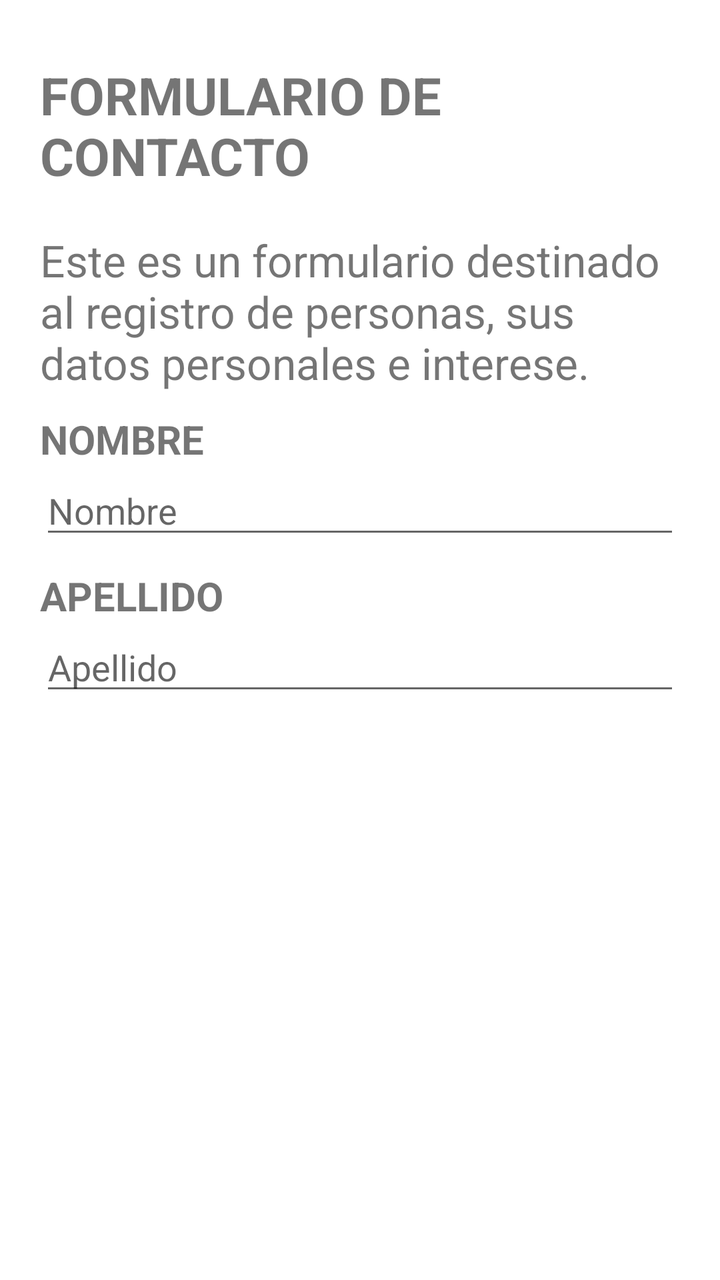
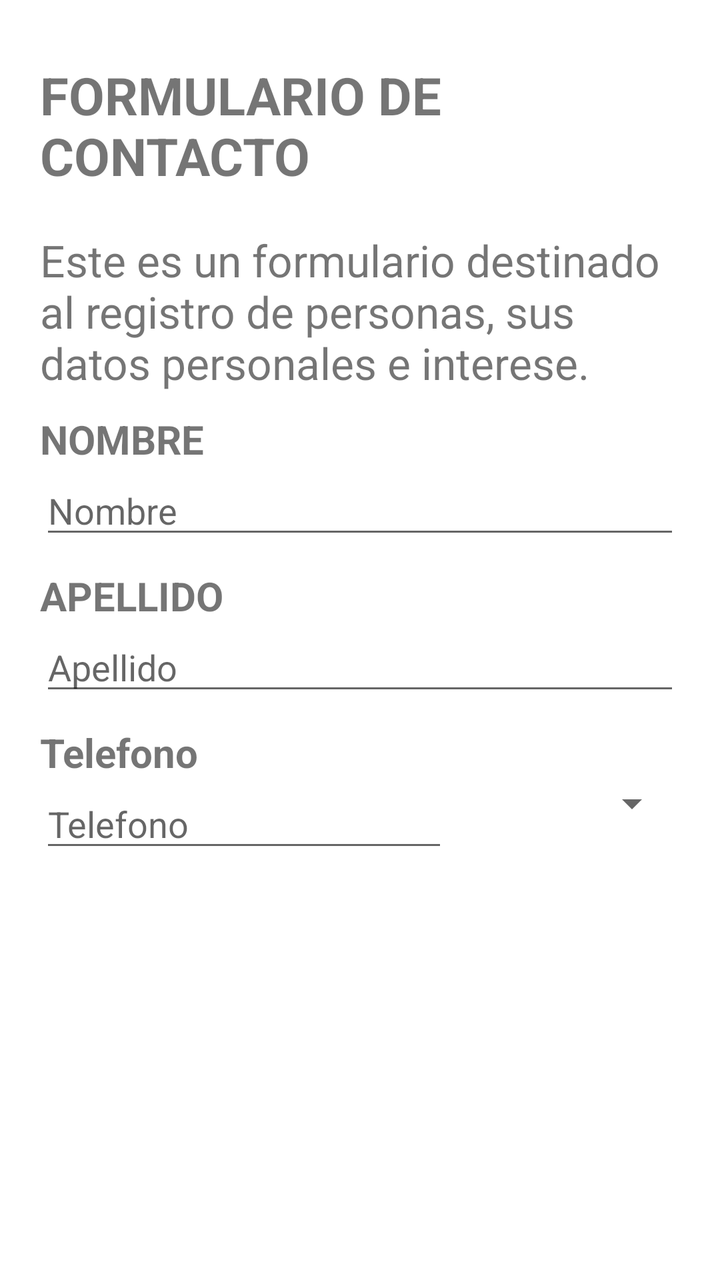

Before-and-after screenshots of an Android layout around one commit, followed by the original layout XML and the change that was made.
<!-- AndroidManifest.xml: application theme Theme.MaterialComponents.DayNight.DarkActionBar -->
<!-- res/layout/fragment_datos_personales.xml -->
<?xml version="1.0" encoding="utf-8"?>
<ScrollView xmlns:android="http://schemas.android.com/apk/res/android"
    xmlns:app="http://schemas.android.com/apk/res-auto"

    xmlns:tools="http://schemas.android.com/tools"
    android:layout_width="match_parent"
    android:layout_height="match_parent"
    tools:context=".FragmentDatosPersonales">

    <LinearLayout
        android:layout_width="match_parent"
        android:layout_height="wrap_content"
        android:layout_margin="20dp"
        android:orientation="vertical">

        <TextView
            android:id="@+id/textView"
            android:layout_width="match_parent"
            android:layout_height="wrap_content"
            android:layout_marginTop="10dp"
            android:layout_marginBottom="20dp"
            android:textSize="26sp"
            android:text="@string/title"
            android:textStyle="bold" />

        <TextView
            android:id="@+id/textView2"
            android:layout_width="match_parent"
            android:layout_height="wrap_content"
            android:text="@string/texto"
            android:textSize="22dp" />

        <TextView
            android:id="@+id/textView3"
            android:layout_width="match_parent"
            android:layout_height="wrap_content"
            android:layout_marginTop="10dp"
            android:text="@string/Nombre"
            android:textSize="20sp"
            android:textStyle="bold" />

        <EditText
            android:id="@+id/txt_nombre"
            android:layout_width="match_parent"
            android:layout_height="wrap_content"
            android:ems="10"
            android:hint="@string/Hint_nombre"
            android:inputType="text" />

        <TextView
            android:id="@+id/textView4"
            android:layout_width="match_parent"
            android:layout_height="wrap_content"
            android:layout_marginTop="10dp"
            android:text="@string/Apellido"
            android:textSize="20sp"
            android:textStyle="bold" />

        <EditText
            android:id="@+id/txt_apellido"
            android:layout_width="match_parent"
            android:layout_height="wrap_content"
            android:ems="10"
            android:hint="@string/Hint_apellido"
            android:inputType="text" />

    </LinearLayout>
</ScrollView>
<!-- resources referenced by this layout -->
<resources>
  <string name="Apellido">APELLIDO</string>
  <string name="Hint_apellido">Apellido</string>
  <string name="Hint_nombre">Nombre</string>
  <string name="Nombre">NOMBRE</string>
  <string name="texto">Este es un formulario destinado al registro de personas, sus datos personales e interese.</string>
  <string name="title">FORMULARIO DE CONTACTO</string>
</resources>

<!-- the commit's change to res/layout/fragment_datos_personales.xml (unified diff, before → after) -->
@@ -64,5 +64,32 @@
             android:hint="@string/Hint_apellido"
             android:inputType="text" />
 
+        <TextView
+            android:id="@+id/textView5"
+            android:layout_width="match_parent"
+            android:layout_height="wrap_content"
+            android:layout_marginTop="10dp"
+            android:text="@string/telefono"
+            android:textSize="20sp"
+            android:textStyle="bold" />
+        <LinearLayout
+            android:layout_width="match_parent"
+            android:layout_height="wrap_content"
+            android:orientation="horizontal">
+
+
+        <EditText
+            android:id="@+id/txt_Telefono"
+            android:layout_width="204dp"
+            android:layout_height="wrap_content"
+            android:ems="10"
+            android:hint="@string/hint_telefono"
+            android:inputType="number" />
+
+        <Spinner
+            android:id="@+id/spinner_telefono"
+            android:layout_width="match_parent"
+            android:layout_height="wrap_content" />
+        </LinearLayout>
     </LinearLayout>
 </ScrollView>
<!-- resource entries referenced after the edit -->
@@ -4,6 +4,8 @@
   <string name="Hint_apellido">Apellido</string>
   <string name="Hint_nombre">Nombre</string>
   <string name="Nombre">NOMBRE</string>
+  <string name="hint_telefono">Telefono</string>
+  <string name="telefono">Telefono</string>
   <string name="texto">Este es un formulario destinado al registro de personas, sus datos personales e interese.</string>
   <string name="title">FORMULARIO DE CONTACTO</string>
 </resources>
